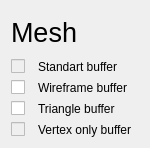
Old version of the form src/widgets/UI/MeshConfigView.ui in the repository DisonGo/s21_3DViewer.
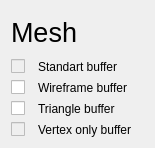
New version of the form.

Diff of the .ui file:
```diff
--- a/src/widgets/UI/MeshConfigView.ui
+++ b/src/widgets/UI/MeshConfigView.ui
@@ -6,7 +6,7 @@
    <rect>
     <x>0</x>
     <y>0</y>
-    <width>150</width>
+    <width>155</width>
     <height>148</height>
    </rect>
   </property>
```
